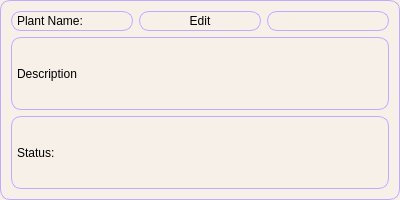
BibekTripathy/PlantCareApp, file ui/cardtemplate.ui: the form before one commit.
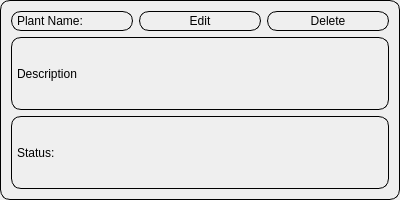
The form after the commit. Icons and pictures are not drawn.

Commit message: feat: Add new plant button implemented

Diff of the .ui file:
```diff
--- a/ui/cardtemplate.ui
+++ b/ui/cardtemplate.ui
@@ -32,8 +32,7 @@
    <string>Form</string>
   </property>
   <property name="styleSheet">
-   <string notr="true">background-color: #f6f0e9;
-border: 1px solid #bfaaff;
+   <string notr="true">border: 1px solid #000000;
 border-radius: 10px;
 padding: 2px;</string>
   </property>
@@ -59,10 +58,7 @@
        <item>
         <widget class="QPushButton" name="DeleteBtn">
          <property name="text">
-          <string/>
-         </property>
-         <property name="icon">
-          <iconset theme="QIcon::ThemeIcon::EditDelete"/>
+          <string>Delete</string>
          </property>
         </widget>
        </item>
```
The commit also changes 7 other files.
